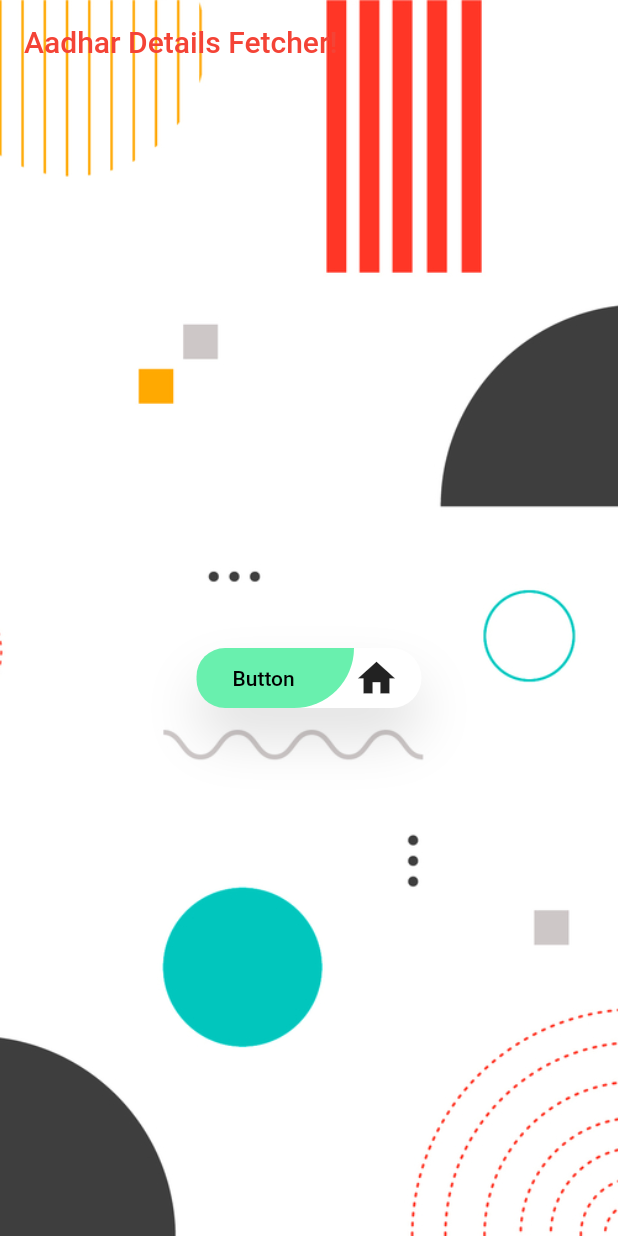
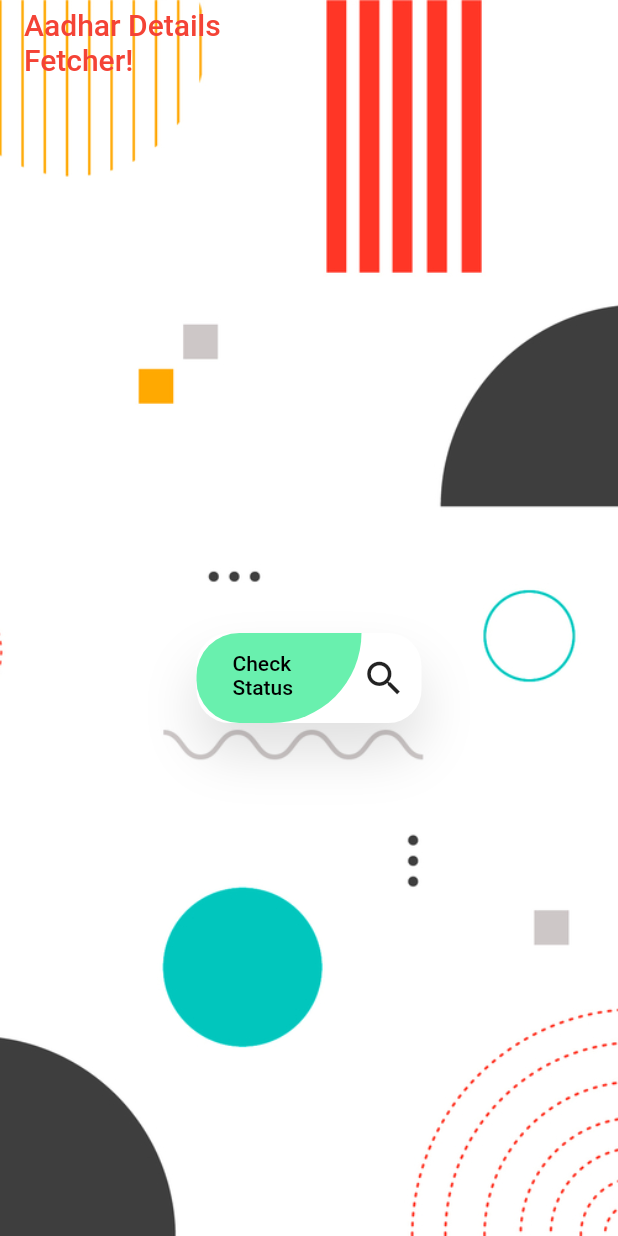
Before and after one commit to probe2k/aadhar_flutter, a Flutter app: the screen it shows after launch, on a phone screen of 412 x 824 dp. Run offline on Flutter 3.47's test engine with Material 2 defaults, Android fonts, the phone set to English and light mode, and no system bars; our stand-ins replace webview_flutter.

Commit message:
Final adjustments to UI elements

```diff
--- a/lib/app_home.dart
+++ b/lib/app_home.dart
@@ -12,7 +12,7 @@ class _AppHomeState extends State<AppHome> {
     return Scaffold(
       appBar: AppBar(
         title: Text(
-          'Aadhar Details Fetcher!',
+          'Aadhar Details\nFetcher!',
           style: TextStyle(
             color: Colors.red,
           ),
@@ -66,14 +66,14 @@ class _AppHomeState extends State<AppHome> {
               child: Row(
                 children: [
                   Container(
-                    height: 40.0,
-                    width: 105.0,
+                    height: 60.0,
+                    width: 110.0,
                     padding: const EdgeInsets.symmetric(
                       vertical: 12.0,
                       horizontal: 24.0,
                     ),
                     child: Text(
-                      'Button',
+                      'Check Status',
                       style: Theme.of(context).textTheme.button.apply(
                             color: Colors.black,
                           ),
@@ -94,7 +94,7 @@ class _AppHomeState extends State<AppHome> {
                     ),
                   ),
                   Icon(
-                    Icons.home,
+                    Icons.search,
                     size: 30,
                   ),
                 ],
```
